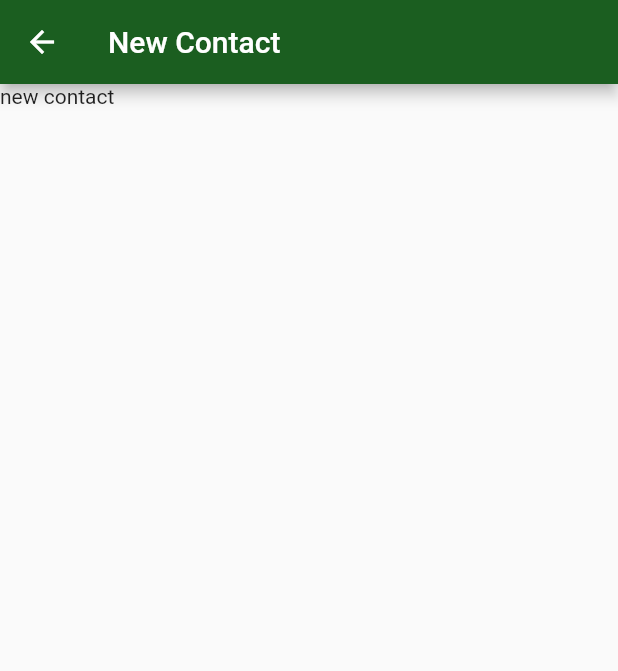
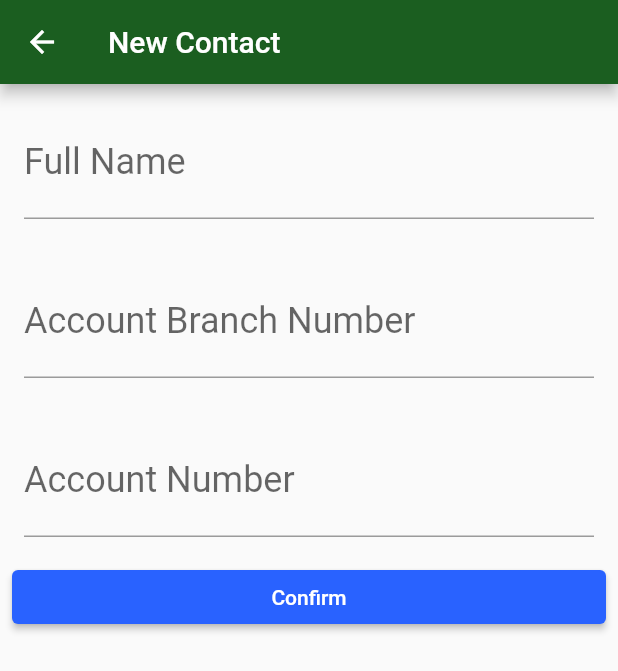
Before and after one commit to yuhrao/alura_flutter_intro, a Flutter app: the ContactsList screen opened by its route, after a tap on the "add" icon, on a phone screen of 412 x 824 dp. Shown: the top 671 px of the screen. Run offline on Flutter 3.47's test engine with Material 2 defaults, Android fonts, the phone set to English and light mode, and no system bars.

Commit message:
feat: add new contac to the list

```diff
--- a/lib/models/contact.dart
+++ b/lib/models/contact.dart
@@ -4,4 +4,9 @@ class Contact {
   final String account_branch;
 
   Contact(this.name, this.account_number, this.account_branch);
+
+  @override
+  String toString() {
+    return 'Contact{name: $name, account_number: $account_number, account_branch: $account_branch}';
+  }
 }
--- a/lib/pages/contacts/contact_list.dart
+++ b/lib/pages/contacts/contact_list.dart
@@ -2,12 +2,7 @@ import 'package:bytebank/models/contact.dart';
 import 'package:flutter/material.dart';
 
 class ContactsList extends StatefulWidget {
-  final List<Contact> _contacts = <Contact>[
-    Contact("Pedrinho", "0001", "01010101-1"),
-    Contact("Pedrinho", "0001", "01010101-1"),
-    Contact("Pedrinho", "0001", "01010101-1"),
-    Contact("Pedrinho", "0001", "01010101-1"),
-  ];
+  final List<Contact> _contacts = <Contact>[];
 
     ContactsList({Key? key}) : super(key: key);
 
@@ -16,12 +11,20 @@ class ContactsList extends StatefulWidget {
 }
 
 class _ContactsListState extends State<ContactsList> {
+  Future<void> _handleNewContact(BuildContext context) async{
+    final result = await Navigator.of(context).pushNamed("/contacts/new");
+    final newContact = result as Contact;
+
+    setState(() {
+      widget._contacts.add(newContact);
+    });
+  }
   @override
   Widget build(BuildContext context) {
     return Scaffold(
       floatingActionButton: FloatingActionButton(
         onPressed: () {
-          Navigator.of(context).pushNamed("/contacts/new");
+          _handleNewContact(context);
         },
         child: const Icon(Icons.add),
       ),
--- a/lib/pages/contacts/new_contact.dart
+++ b/lib/pages/contacts/new_contact.dart
@@ -1,13 +1,116 @@
+import 'package:bytebank/models/contact.dart';
 import 'package:flutter/material.dart';
 
 class NewContactForm extends StatelessWidget {
-  const NewContactForm({Key? key}) : super(key: key);
+  final TextEditingController fullNameController = TextEditingController();
+  final TextEditingController accountBranchController = TextEditingController();
+  final TextEditingController accountNumberController = TextEditingController();
 
   @override
   Widget build(BuildContext context) {
     return Scaffold(
       appBar: AppBar(title: Text("New Contact")),
-      body: Text("new contact"),
+      body: SingleChildScrollView(
+        child: Column(
+          children: [
+            Editor(
+              controller: fullNameController,
+              label: "Full Name",
+              placeholder: "John Doe",
+            ),
+            Editor(
+              controller: accountBranchController,
+              label: "Account Branch Number",
+              placeholder: "0001",
+              keyboardType: TextInputType.number,
+            ),
+            Editor(
+              controller: accountNumberController,
+              label: "Account Number",
+              placeholder: "123123123-12",
+              keyboardType: TextInputType.number,
+            ),
+            Padding(
+              padding: const EdgeInsets.symmetric(horizontal: 8.0),
+              child: SizedBox(
+                width: double.maxFinite,
+                child: ElevatedButton(
+                  onPressed: () => _createContact(context),
+                  child: const Text("Confirm"),
+                ),
+              ),
+            ),
+          ],
+        ),
+      ),
+    );
+  }
+
+  _showErrorSnackbar(BuildContext context, String text) {
+    ScaffoldMessenger.of(context)
+      ..removeCurrentSnackBar()
+      ..showSnackBar(
+        SnackBar(
+          backgroundColor: Theme.of(context).errorColor,
+          content: Text(text),
+        ),
+      );
+  }
+
+  _createContact(BuildContext context) {
+    final String fullName = fullNameController.value.text;
+    final String accountBranchNumber = accountBranchController.value.text;
+    final String accountNumber = accountNumberController.value.text;
+
+    if (fullName.isEmpty) {
+      _showErrorSnackbar(context, "Full name must be provided");
+      return;
+    }
+
+    if (accountBranchNumber.isEmpty) {
+      _showErrorSnackbar(context, "Account branch must be provided");
+      return;
+    }
+
+    if (accountNumber.isEmpty) {
+      _showErrorSnackbar(context, "Account number must be provided");
+      return;
+    }
+
+    Navigator.of(context).pop(Contact(fullName, accountBranchNumber, accountNumber));
+  }
+
+}
+
+class Editor extends StatelessWidget {
+  final TextEditingController controller;
+  final String label;
+  final String? placeholder;
+  final Icon? icon;
+  final TextInputType? keyboardType;
+
+  const Editor({
+    required this.controller,
+    required this.label,
+    this.placeholder,
+    this.icon,
+    this.keyboardType,
+  });
+
+  @override
+  Widget build(BuildContext context) {
+    return Padding(
+      padding: const EdgeInsets.all(16.0),
+      child: TextField(
+        controller: controller,
+        style: const TextStyle(fontSize: 24.0),
+        keyboardType: keyboardType ?? TextInputType.text,
+        decoration: InputDecoration(
+          icon: icon,
+          labelText: label,
+          hintText: placeholder,
+        ),
+      ),
     );
   }
 }
--- a/lib/pages/transfers/transfer_form.dart
+++ b/lib/pages/transfers/transfer_form.dart
@@ -28,9 +28,15 @@ class NewTransferForm extends StatelessWidget {
               placeholder: "1.23",
               icon: const Icon(Icons.monetization_on),
             ),
-            ElevatedButton(
-              onPressed: () => _createTransfer(context),
-              child: const Text("Confirm"),
+            Padding(
+              padding: const EdgeInsets.symmetric(horizontal: 8.0),
+              child: SizedBox(
+                width: double.maxFinite,
+                child: ElevatedButton(
+                  onPressed: () => _createTransfer(context),
+                  child: const Text("Confirm"),
+                ),
+              ),
             ),
           ],
         ),
```
